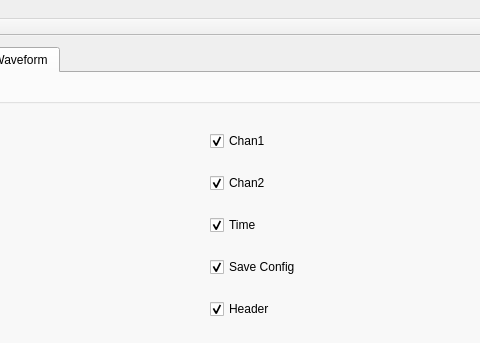
The window that mainwindow.ui (wd5gnr/qrigol) describes before a commit, drawn with Qt 5; both pictures show x 370 to 850 and y 0 to 343 of the 1251 by 755 pixel window.
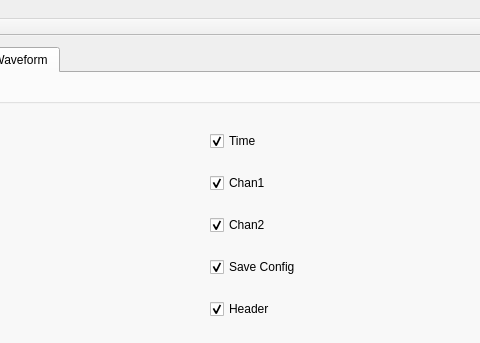
The same window after the commit. The open tabs and pages were chosen to show the change.

Commit message: Adds many tool tip help messages

The edit to the form file:
```diff
--- a/mainwindow.ui
+++ b/mainwindow.ui
@@ -2407,7 +2407,7 @@
                </property>
               </widget>
              </item>
-             <item row="0" column="0">
+             <item row="1" column="0">
               <widget class="QCheckBox" name="wavec1">
                <property name="sizePolicy">
                 <sizepolicy hsizetype="Fixed" vsizetype="Fixed">
@@ -2446,25 +2446,6 @@
               </widget>
              </item>
              <item row="2" column="0">
-              <widget class="QCheckBox" name="wavetimeopt">
-               <property name="sizePolicy">
-                <sizepolicy hsizetype="Fixed" vsizetype="Fixed">
-                 <horstretch>0</horstretch>
-                 <verstretch>0</verstretch>
-                </sizepolicy>
-               </property>
-               <property name="focusPolicy">
-                <enum>Qt::TabFocus</enum>
-               </property>
-               <property name="text">
-                <string>Time</string>
-               </property>
-               <property name="checked">
-                <bool>true</bool>
-               </property>
-              </widget>
-             </item>
-             <item row="1" column="0">
               <widget class="QCheckBox" name="wavec2">
                <property name="sizePolicy">
                 <sizepolicy hsizetype="Fixed" vsizetype="Fixed">
@@ -2499,6 +2480,28 @@
                </property>
               </widget>
              </item>
+             <item row="0" column="0">
+              <widget class="QCheckBox" name="wavetimeopt">
+               <property name="sizePolicy">
+                <sizepolicy hsizetype="Fixed" vsizetype="Fixed">
+                 <horstretch>0</horstretch>
+                 <verstretch>0</verstretch>
+                </sizepolicy>
+               </property>
+               <property name="focusPolicy">
+                <enum>Qt::TabFocus</enum>
+               </property>
+               <property name="toolTip">
+                <string>Select which items are exported</string>
+               </property>
+               <property name="text">
+                <string>Time</string>
+               </property>
+               <property name="checked">
+                <bool>true</bool>
+               </property>
+              </widget>
+             </item>
             </layout>
            </item>
           </layout>
```
Left out of the diff: 406 changed lines with no effect on the pictures. The commit also changes 1 other file.
